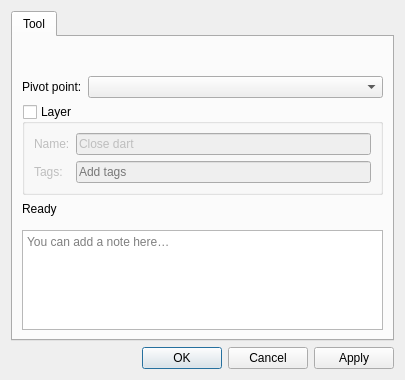
equinox-patterns/Ostara, file src/libs/vtools/dialogs/tools/odialogclosedart.ui: the form before one commit.
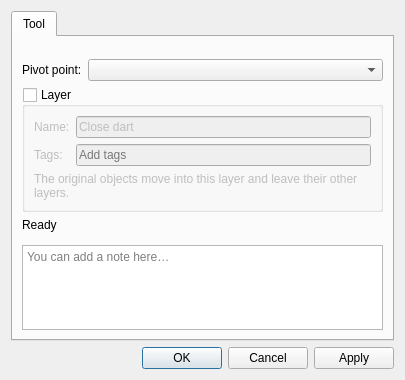
The form after the commit. Icons and pictures are not drawn. Custom widgets are drawn as their Qt base class.

```diff
--- a/src/libs/vtools/dialogs/tools/odialogclosedart.ui
+++ b/src/libs/vtools/dialogs/tools/odialogclosedart.ui
@@ -124,6 +124,16 @@
             </property>
            </widget>
           </item>
+          <item row="2" column="0" colspan="2">
+           <widget class="QLabel" name="labelLayerHint">
+            <property name="text">
+             <string>The original objects move into this layer and leave their other layers.</string>
+            </property>
+            <property name="wordWrap">
+             <bool>true</bool>
+            </property>
+           </widget>
+          </item>
          </layout>
         </widget>
        </item>
```
